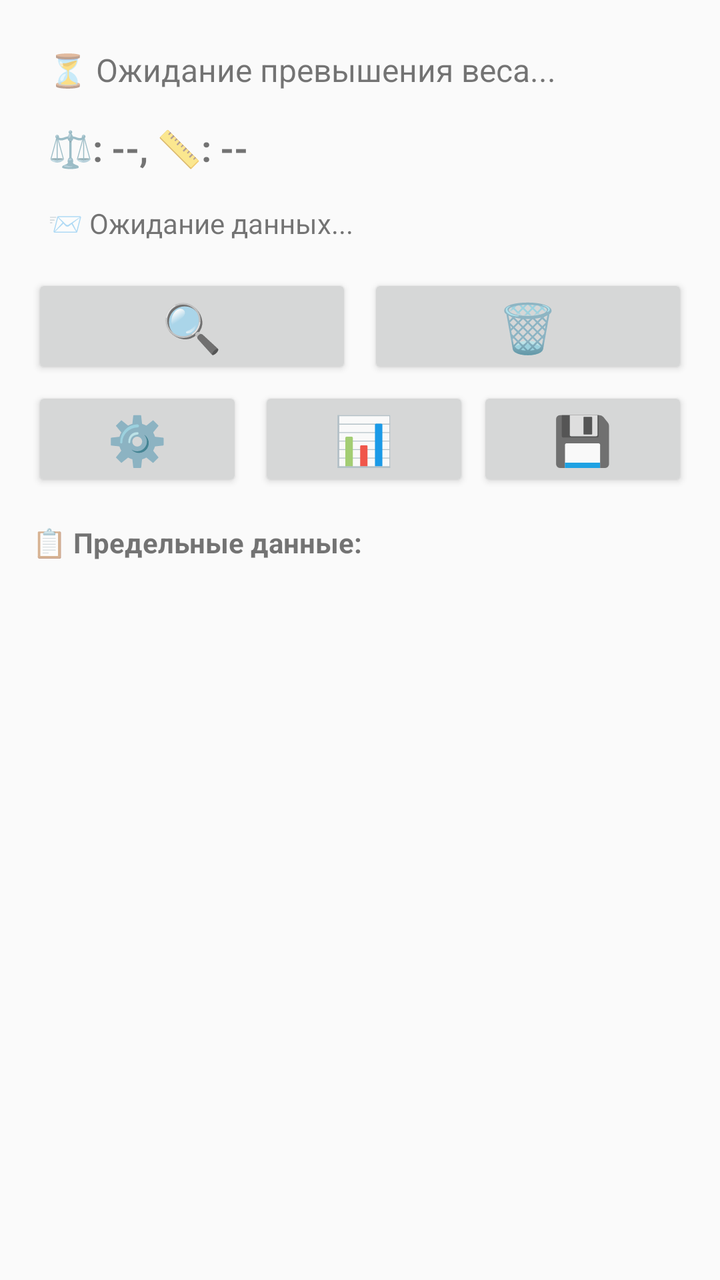
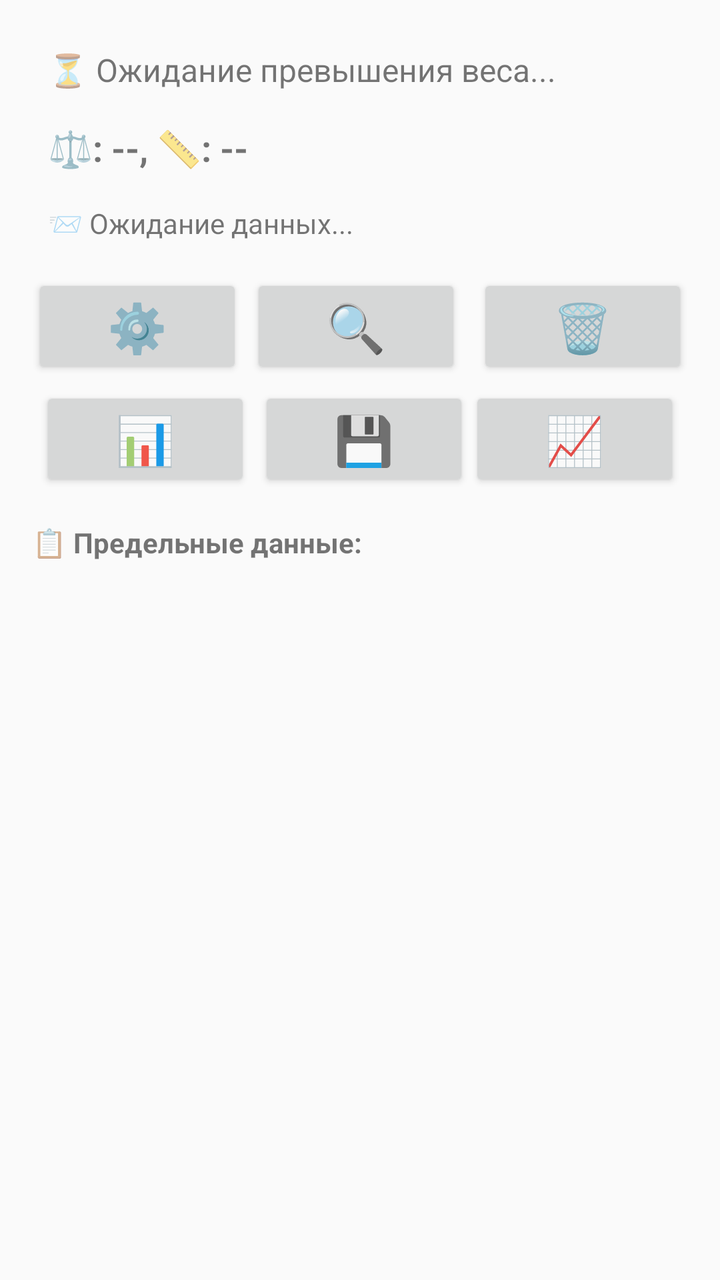

Compare the two renders of this Android layout. The source of the first and the diff that turns it into the second are given below.
<!-- AndroidManifest.xml: application theme Theme.AppCompat.Light -->
<!-- res/layout/activity_main.xml -->
<?xml version="1.0" encoding="utf-8"?>
<LinearLayout xmlns:android="http://schemas.android.com/apk/res/android"
    xmlns:app="http://schemas.android.com/apk/res-auto"
    android:layout_width="match_parent"
    android:layout_height="match_parent"
    android:orientation="vertical"
    android:padding="16dp">

    
    <TextView
        android:id="@+id/tvStatus"
        android:layout_width="match_parent"
        android:layout_height="wrap_content"
        android:text="⏳ Ожидание превышения веса..."
        android:textSize="16sp"
        android:padding="8dp" />

    
    <TextView
        android:id="@+id/tvWeightDistance"
        android:layout_width="match_parent"
        android:layout_height="wrap_content"
        android:text="⚖️: --, 📏: --"
        android:textSize="18sp"
        android:padding="8dp"
        android:textStyle="bold" />

    
    <TextView
        android:id="@+id/tvRawData"
        android:layout_width="match_parent"
        android:layout_height="wrap_content"
        android:text="📨 Ожидание данных..."
        android:textSize="14sp"
        android:padding="8dp"
        android:maxLines="2"
        android:ellipsize="end" />

    
    <LinearLayout
        android:layout_width="match_parent"
        android:layout_height="wrap_content"
        android:orientation="horizontal"
        android:layout_marginTop="8dp">

        <Button
            android:id="@+id/btnScan"
            android:layout_width="0dp"
            android:layout_height="wrap_content"
            android:layout_weight="1"
            android:text="🔍"
            android:textSize="24sp"
            android:layout_marginEnd="4dp" />

        <Button
            android:id="@+id/btnClear"
            android:layout_width="0dp"
            android:layout_height="wrap_content"
            android:layout_weight="1"
            android:text="🗑️"
            android:textSize="24sp"
            android:layout_marginStart="4dp" />
    </LinearLayout>

    <LinearLayout
        android:layout_width="match_parent"
        android:layout_height="wrap_content"
        android:orientation="horizontal"
        android:layout_marginTop="4dp">

        <Button
            android:id="@+id/btnSettings"
            android:layout_width="0dp"
            android:layout_height="wrap_content"
            android:layout_weight="1"
            android:text="⚙️"
            android:textSize="24sp"
            android:layout_marginEnd="4dp" />

        <Button
            android:id="@+id/btnDataTable"
            android:layout_width="0dp"
            android:layout_height="wrap_content"
            android:layout_weight="1"
            android:text="📊"
            android:textSize="24sp"
            android:layout_marginStart="4dp" />

        <Button
            android:id="@+id/btnSaveDiff"
            android:layout_width="0dp"
            android:layout_height="wrap_content"
            android:layout_weight="1"
            android:text="💾"
            android:textSize="24sp"
            android:layout_marginStart="4dp" />
    </LinearLayout>

    
    <TextView
        android:layout_width="match_parent"
        android:layout_height="wrap_content"
        android:text="📋 Предельные данные:"
        android:textStyle="bold"
        android:layout_marginTop="16dp" />

    <ScrollView
        android:id="@+id/limitDataScrollView"
        android:layout_width="match_parent"
        android:layout_height="0dp"
        android:layout_weight="1"
        android:fillViewport="true">

        <TableLayout
            android:id="@+id/tableLimitData"
            android:layout_width="match_parent"
            android:layout_height="wrap_content"
            android:stretchColumns="*" />

    </ScrollView>

</LinearLayout>
<!-- resources referenced by this layout -->
<resources>

</resources>

<!-- the commit's change to res/layout/activity_main.xml (unified diff, before → after) -->
@@ -44,6 +44,15 @@
         android:layout_marginTop="8dp">
 
         <Button
+            android:id="@+id/btnSettings"
+            android:layout_width="0dp"
+            android:layout_height="wrap_content"
+            android:layout_weight="1"
+            android:text="⚙️"
+            android:textSize="24sp"
+            android:layout_marginEnd="4dp" />
+
+        <Button
             android:id="@+id/btnScan"
             android:layout_width="0dp"
             android:layout_height="wrap_content"
@@ -69,15 +78,6 @@
         android:layout_marginTop="4dp">
 
         <Button
-            android:id="@+id/btnSettings"
-            android:layout_width="0dp"
-            android:layout_height="wrap_content"
-            android:layout_weight="1"
-            android:text="⚙️"
-            android:textSize="24sp"
-            android:layout_marginEnd="4dp" />
-
-        <Button
             android:id="@+id/btnDataTable"
             android:layout_width="0dp"
             android:layout_height="wrap_content"
@@ -94,6 +94,15 @@
             android:text="💾"
             android:textSize="24sp"
             android:layout_marginStart="4dp" />
+
+        <Button
+            android:id="@+id/btnStatistics"
+            android:layout_width="0dp"
+            android:layout_height="wrap_content"
+            android:layout_weight="1"
+            android:text="📈"
+            android:textSize="24sp"
+            android:layout_marginEnd="4dp" />
     </LinearLayout>
 
     
